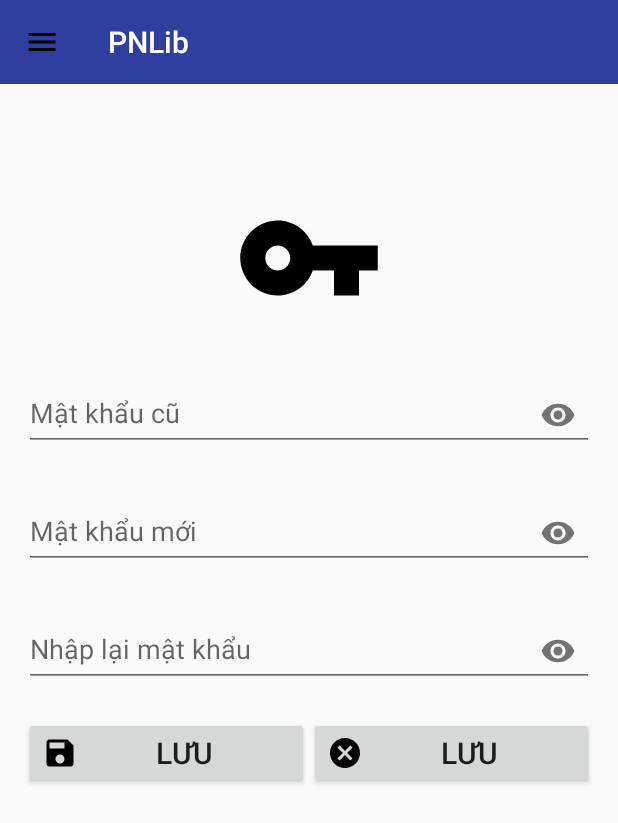
After one commit to NhanHoo23/DuAnMau-Labs, an Android app: the fragment ChangePassFragment placed in its activity, on a phone screen of 412 x 824 dp. The commit adds this screen. Shown: the top 823 px of the screen. Run offline under Robolectric (Android 15) with nearby library versions, the phone set to English and light mode, and no system bars.

Commit message:
create splashScreen, changePass Fragment and logout

```diff
--- a/app/build.gradle.kts
+++ b/app/build.gradle.kts
@@ -33,7 +33,9 @@ dependencies {
     implementation("androidx.appcompat:appcompat:1.6.1")
     implementation("com.google.android.material:material:1.9.0")
     implementation("androidx.constraintlayout:constraintlayout:2.1.4")
+    implementation("androidx.activity:activity:1.8.0")
     testImplementation("junit:junit:4.13.2")
     androidTestImplementation("androidx.test.ext:junit:1.1.5")
     androidTestImplementation("androidx.test.espresso:espresso-core:3.5.1")
+    implementation(platform("org.jetbrains.kotlin:kotlin-bom:1.8.22"))
 }
--- a/app/src/main/java/fpoly/nhanhhph47395/pnlib/dao/ThuThuDao.java
+++ b/app/src/main/java/fpoly/nhanhhph47395/pnlib/dao/ThuThuDao.java
@@ -52,7 +52,7 @@ public class ThuThuDao {
 
         while(c.moveToNext()) {
             ThuThu thuThu = new ThuThu();
-            thuThu.setMaTT(c.getString(c.getColumnIndex("maTV")));
+            thuThu.setMaTT(c.getString(c.getColumnIndex("maTT")));
             thuThu.setHoTen(c.getString(c.getColumnIndex("hoTen")));
             thuThu.setMatKhau(c.getString(c.getColumnIndex("matKhau")));
 
@@ -69,7 +69,7 @@ public class ThuThuDao {
 
     public ThuThu getID(String ID) {
         String sql = "select * from THUTHU where maTT = ?";
-        List<ThuThu> list = getData(sql);
+        List<ThuThu> list = getData(sql, ID);
         return list.get(0);
     }
 
--- a/app/src/main/java/fpoly/nhanhhph47395/pnlib/database/DbHelper.java
+++ b/app/src/main/java/fpoly/nhanhhph47395/pnlib/database/DbHelper.java
@@ -20,6 +20,12 @@ public class DbHelper extends SQLiteOpenHelper {
                 "hoTen text not null," +
                 "matKhau text not null)";
         db.execSQL(tThuThu);
+
+        String insertThuThu = "Insert into THUTHU(maTT, hoTen, matKhau) values" +
+                "('admin', 'Nguyen Admin', 'admin')," +
+                "('namnv', 'Nguyen Van Nam', '123456')," +
+                "('teonv', 'Nguyen Van Teo', '123456')";
+        db.execSQL(insertThuThu);
 
         //Tạo bảng ThanhVien
         String tThanhVien = "Create table THANHVIEN(" +
--- /dev/null
+++ b/app/src/main/java/fpoly/nhanhhph47395/pnlib/fragment/ChangePassFragment.java
@@ -0,0 +1,93 @@
+package fpoly.nhanhhph47395.pnlib.fragment;
+
+import android.content.Context;
+import android.content.SharedPreferences;
+import android.os.Bundle;
+
+import androidx.fragment.app.Fragment;
+
+import android.view.LayoutInflater;
+import android.view.View;
+import android.view.ViewGroup;
+import android.widget.Button;
+import android.widget.Toast;
+
+import com.google.android.material.textfield.TextInputEditText;
+
+import fpoly.nhanhhph47395.pnlib.R;
+import fpoly.nhanhhph47395.pnlib.dao.ThuThuDao;
+import fpoly.nhanhhph47395.pnlib.models.ThuThu;
+
+public class ChangePassFragment extends Fragment {
+    private TextInputEditText edPassOld, edPass, edRePass;
+    private Button btnSave, btnCancel;
+    private ThuThuDao dao;
+
+    @Override
+    public View onCreateView(LayoutInflater inflater, ViewGroup container,
+                             Bundle savedInstanceState) {
+        // Inflate the layout for this fragment
+        View v = inflater.inflate(R.layout.fragment_change_pass, container, false);
+        edPassOld = v.findViewById(R.id.edPassOld);
+        edPass = v.findViewById(R.id.edPassChange);
+        edRePass = v.findViewById(R.id.edRePassChange);
+        btnSave = v.findViewById(R.id.btnSaveUserChange);
+        btnCancel = v.findViewById(R.id.btnCancelUserChange);
+        dao = new ThuThuDao(getContext());
+        btnCancel.setOnClickListener(new View.OnClickListener() {
+            @Override
+            public void onClick(View v) {
+                edPassOld.setText("");
+                edPass.setText("");
+                edRePass.setText("");
+            }
+        });
+        btnSave.setOnClickListener(new View.OnClickListener() {
+            @Override
+            public void onClick(View v) {
+                SharedPreferences pref = getActivity().getSharedPreferences("USER_FILE", Context.MODE_PRIVATE);
+                String user = pref.getString("USERNAME", "");
+
+                if (validate()) {
+                    ThuThu thuThu = dao.getID(user);
+                    thuThu.setMatKhau(edPass.getText().toString());
+
+                    if (dao.updatePass(thuThu) > 0) {
+                        Toast.makeText(getContext(), "Thay đổi mật khẩu thành công", Toast.LENGTH_SHORT).show();
+                        edPassOld.setText("");
+                        edPass.setText("");
+                        edRePass.setText("");
+                    } else {
+                        Toast.makeText(getContext(), "Thay đổi mật khẩu không thành công", Toast.LENGTH_SHORT).show();
+                    }
+
+                }
+            }
+        });
+
+        return v;
+    }
+
+    public boolean validate() {
+        if (edPassOld.getText().length() == 0 || edPass.getText().length() == 0 || edRePass.getText().length() == 0) {
+            Toast.makeText(getContext(), "Bạn phải đăng nhập đầy đủ thông tin", Toast.LENGTH_SHORT).show();
+            return false;
+        } else {
+            SharedPreferences pref = getActivity().getSharedPreferences("USER_FILE", Context.MODE_PRIVATE);
+            String passOld = pref.getString("PASSWORD", "");
+            String pass = edPass.getText().toString();
+            String rePass = edRePass.getText().toString();
+
+            if (!passOld.equals(edPassOld.getText().toString())) {
+                Toast.makeText(getContext(), "Mật khẩu cũ sai", Toast.LENGTH_SHORT).show();
+                return false;
+            }
+            if (!pass.equals(rePass)) {
+                Toast.makeText(getContext(), "Mật khẩu không trùng khớp", Toast.LENGTH_SHORT).show();
+                return false;
+            }
+
+        }
+        return true;
+    }
+}
--- /dev/null
+++ b/app/src/main/res/drawable/ic_cancel.xml
@@ -0,0 +1 @@
+<!-- drawable/close_circle.xml --><vector xmlns:android="http://schemas.android.com/apk/res/android" android:height="24dp" android:width="24dp" android:viewportWidth="24" android:viewportHeight="24"><path android:fillColor="#000000" android:pathData="M12,2C17.53,2 22,6.47 22,12C22,17.53 17.53,22 12,22C6.47,22 2,17.53 2,12C2,6.47 6.47,2 12,2M15.59,7L12,10.59L8.41,7L7,8.41L10.59,12L7,15.59L8.41,17L12,13.41L15.59,17L17,15.59L13.41,12L17,8.41L15.59,7Z" /></vector>
--- /dev/null
+++ b/app/src/main/res/drawable/ic_save.xml
@@ -0,0 +1 @@
+<!-- drawable/content_save.xml --><vector xmlns:android="http://schemas.android.com/apk/res/android" android:height="24dp" android:width="24dp" android:viewportWidth="24" android:viewportHeight="24"><path android:fillColor="#000000" android:pathData="M15,9H5V5H15M12,19A3,3 0 0,1 9,16A3,3 0 0,1 12,13A3,3 0 0,1 15,16A3,3 0 0,1 12,19M17,3H5C3.89,3 3,3.9 3,5V19A2,2 0 0,0 5,21H19A2,2 0 0,0 21,19V7L17,3Z" /></vector>
--- /dev/null
+++ b/app/src/main/res/layout/fragment_change_pass.xml
@@ -0,0 +1,95 @@
+<?xml version="1.0" encoding="utf-8"?>
+<LinearLayout xmlns:android="http://schemas.android.com/apk/res/android"
+    xmlns:tools="http://schemas.android.com/tools"
+    android:layout_width="match_parent"
+    android:layout_height="match_parent"
+    xmlns:app="http://schemas.android.com/apk/res-auto"
+    android:orientation="vertical"
+    tools:context=".fragment.ChangePassFragment"
+    android:layout_margin="16dp">
+
+    <ImageView
+        android:layout_width="100dp"
+        android:layout_height="100dp"
+        android:layout_marginTop="50dp"
+        android:layout_marginBottom="20dp"
+        android:layout_gravity="center"
+        android:src="@drawable/ic_pass"/>
+
+    <com.google.android.material.textfield.TextInputLayout
+        android:layout_width="match_parent"
+        android:layout_height="wrap_content"
+        app:passwordToggleEnabled="true"
+        android:layout_marginBottom="20dp"
+        >
+
+        <com.google.android.material.textfield.TextInputEditText
+            android:layout_width="match_parent"
+            android:layout_height="wrap_content"
+            android:hint="Mật khẩu cũ"
+            android:id="@+id/edPassOld"
+            android:inputType="textPassword"
+            android:maxLines="1"/>
+
+    </com.google.android.material.textfield.TextInputLayout>
+
+    <com.google.android.material.textfield.TextInputLayout
+        android:layout_width="match_parent"
+        android:layout_height="wrap_content"
+        app:passwordToggleEnabled="true"
+        android:layout_marginBottom="20dp"
+        >
+
+        <com.google.android.material.textfield.TextInputEditText
+            android:layout_width="match_parent"
+            android:layout_height="wrap_content"
+            android:hint="Mật khẩu mới"
+            android:id="@+id/edPassChange"
+            android:inputType="textPassword"
+            android:maxLines="1"/>
+
+    </com.google.android.material.textfield.TextInputLayout>
+
+    <com.google.android.material.textfield.TextInputLayout
+        android:layout_width="match_parent"
+        android:layout_height="wrap_content"
+        app:passwordToggleEnabled="true"
+        android:layout_marginBottom="20dp"
+        >
+
+        <com.google.android.material.textfield.TextInputEditText
+            android:layout_width="match_parent"
+            android:layout_height="wrap_content"
+            android:hint="Nhập lại mật khẩu"
+            android:id="@+id/edRePassChange"
+            android:inputType="textPassword"
+            android:maxLines="1"/>
+
+    </com.google.android.material.textfield.TextInputLayout>
+
+    <LinearLayout
+        android:layout_width="match_parent"
+        android:layout_height="wrap_content"
+        android:orientation="horizontal"
+        android:gravity="center">
+
+        <Button
+            android:layout_width="wrap_content"
+            android:layout_height="wrap_content"
+            android:id="@+id/btnSaveUserChange"
+            android:drawableStart="@drawable/ic_save"
+            android:text="Lưu"
+            android:textSize="20dp"
+            android:layout_weight="1"/>
+
+        <Button
+            android:layout_width="wrap_content"
+            android:layout_height="wrap_content"
+            android:id="@+id/btnCancelUserChange"
+            android:drawableStart="@drawable/ic_cancel"
+            android:text="Lưu"
+            android:textSize="20dp"
+            android:layout_weight="1"/>
+
+    </LinearLayout>
+</LinearLayout>
--- a/app/src/main/res/values/strings.xml
+++ b/app/src/main/res/values/strings.xml
@@ -1,3 +1,5 @@
 <resources>
     <string name="app_name">PNLib</string>
+    <!-- TODO: Remove or change this placeholder text -->
+    <string name="hello_blank_fragment">Hello blank fragment</string>
 </resources>
```
Also changed, not shown: app/src/main/AndroidManifest.xml (+7 -0 lines), app/src/main/java/fpoly/nhanhhph47395/pnlib/LoginActivity.java (added, +91 -0 lines), app/src/main/java/fpoly/nhanhhph47395/pnlib/MainActivity.java (+9 -1 lines), app/src/main/java/fpoly/nhanhhph47395/pnlib/SplashScreenActivity.java (added, +32 -0 lines), app/src/main/res/layout/activity_login.xml (added, +80 -0 lines), app/src/main/res/layout/activity_splash_screen.xml (added, +16 -0 lines).
